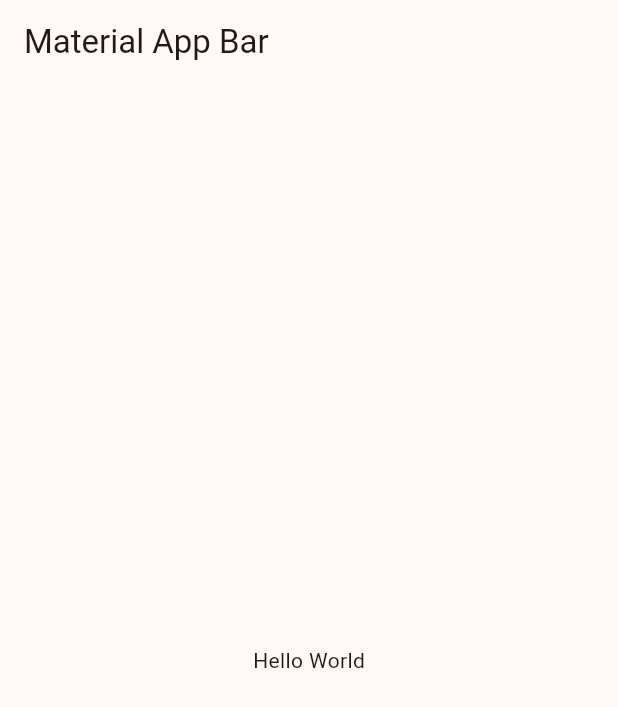
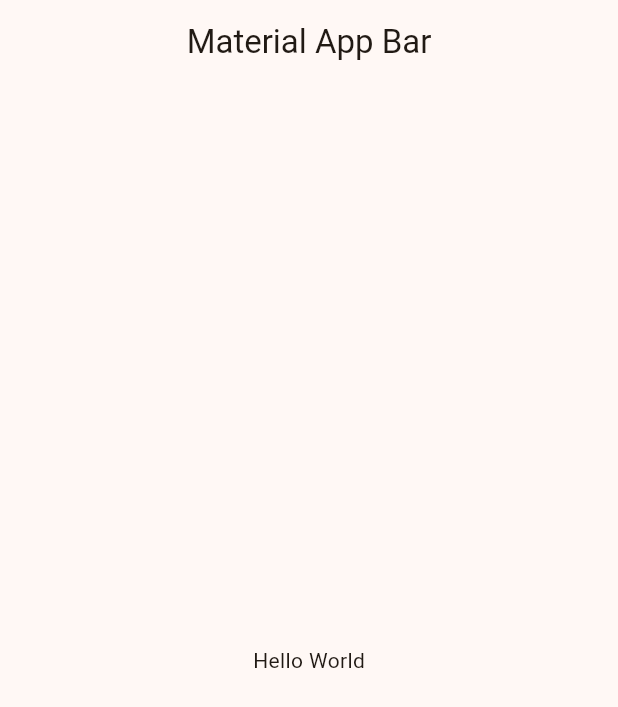
Before and after one commit to RoberSerr/flutter_app_widgets, a Flutter app: the screen it shows after launch, on a phone screen of 412 x 824 dp. Shown: the top 707 px of the screen. Run offline on Flutter 3.47's test engine with Material 2 defaults, Android fonts, the phone set to English and light mode, and no system bars.

Commit message:
Modificados estilos AppBar

```diff
--- a/lib/config/theme/app_theme.dart
+++ b/lib/config/theme/app_theme.dart
@@ -28,7 +28,12 @@ class AppTheme {
   ThemeData getTheme() => ThemeData(
 
     useMaterial3: true,
-    colorSchemeSeed: colorList[ selectedColor ]
+    colorSchemeSeed: colorList[ selectedColor ],
+
+    // AppBar
+    appBarTheme: const AppBarTheme(
+      centerTitle: true
+    )
 
   );
 
```
